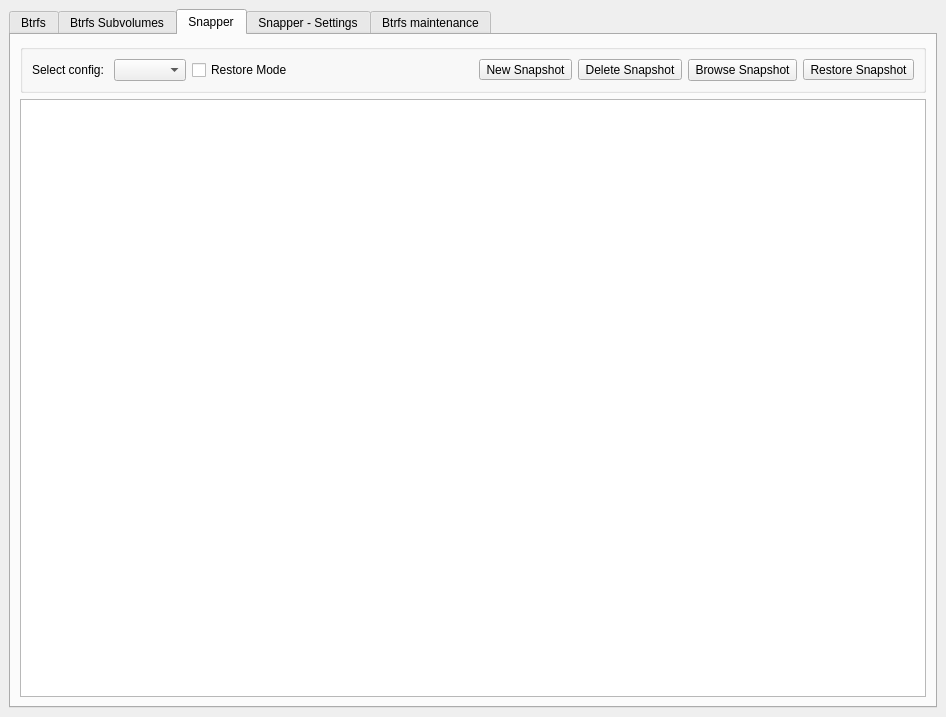
First picture: the form in btrfs-assistant.ui, repository nexusriot/btrfs-assistant, before the edit.
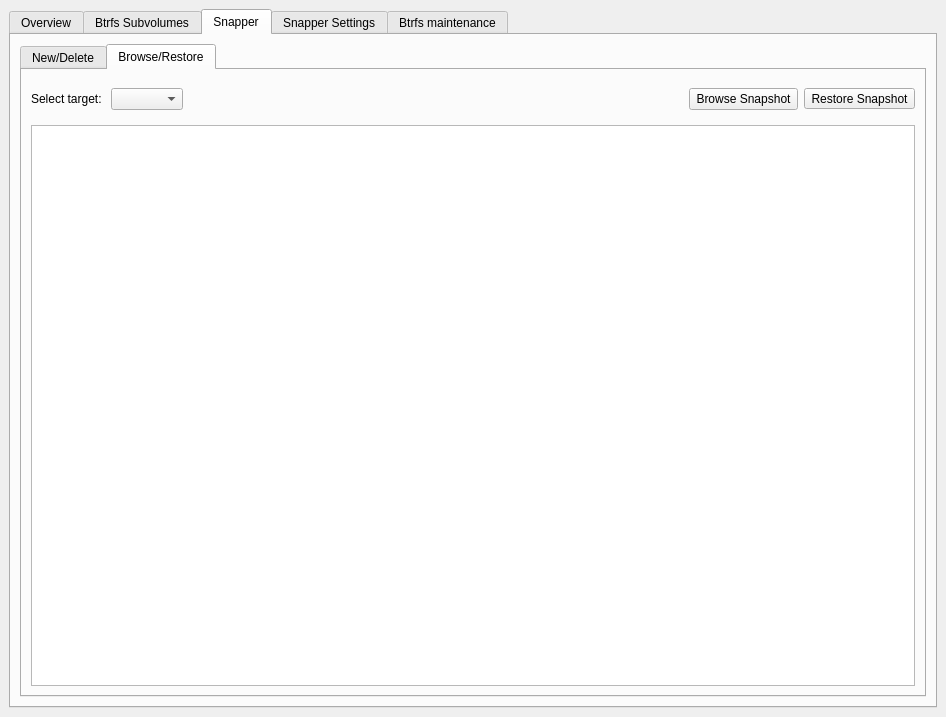
Second picture: the form after the edit. The open tabs and pages were chosen to show the change. Icons and pictures are not drawn.

Commit message: Create subtabs on the Snapper page and remove restore mode checkbox

Diff of the .ui file:
```diff
--- a/btrfs-assistant.ui
+++ b/btrfs-assistant.ui
@@ -28,7 +28,7 @@
       </property>
       <widget class="QWidget" name="tab_btrfs">
        <attribute name="title">
-        <string>Btrfs</string>
+        <string>Overview</string>
        </attribute>
        <layout class="QGridLayout" name="gridLayout_33">
         <item row="0" column="0">
@@ -511,11 +511,30 @@
        </attribute>
        <layout class="QGridLayout" name="gridLayout_25">
         <item row="0" column="0">
-         <widget class="QGroupBox" name="groupBox_7">
-          <property name="title">
-           <string/>
+         <widget class="QTabWidget" name="tabWidget_snapper">
+          <property name="currentIndex">
+           <number>0</number>
+          </property>
+          <widget class="QWidget" name="tab_snapperNew">
+           <attribute name="title">
+            <string>New/Delete</string>
+           </attribute>
+           <layout class="QVBoxLayout" name="verticalLayout_4">
+            <item>
+             <widget class="QFrame" name="frame_7">
+              <property name="sizePolicy">
+               <sizepolicy hsizetype="Preferred" vsizetype="Minimum">
+                <horstretch>0</horstretch>
+                <verstretch>0</verstretch>
+               </sizepolicy>
           </property>
           <layout class="QHBoxLayout" name="horizontalLayout_2">
+               <property name="leftMargin">
+                <number>0</number>
+               </property>
+               <property name="rightMargin">
+                <number>0</number>
+               </property>
            <item>
             <widget class="QLabel" name="label_snapperSelect">
              <property name="text">
@@ -530,16 +549,6 @@
              </property>
             </widget>
            </item>
-           <item>
-            <widget class="QCheckBox" name="checkBox_snapperRestoreMode">
-             <property name="toolTip">
-              <string>&lt;html&gt;&lt;head/&gt;&lt;body&gt;&lt;p&gt;Toggle restore mode UI.&lt;/p&gt;&lt;p&gt;Disables deleting and creating snapshots.&lt;/p&gt;&lt;p&gt;Enables browsing and restoring snapshots.&lt;/p&gt;&lt;/body&gt;&lt;/html&gt;</string>
-             </property>
-             <property name="text">
-              <string>Restore Mode</string>
-             </property>
-            </widget>
-           </item>
            <item>
             <spacer name="horizontalSpacer_8">
              <property name="orientation">
@@ -581,6 +590,73 @@
              </property>
             </widget>
            </item>
+              </layout>
+             </widget>
+            </item>
+            <item>
+             <widget class="QTableWidget" name="tableWidget_snapperNew">
+              <property name="editTriggers">
+               <set>QAbstractItemView::NoEditTriggers</set>
+              </property>
+              <property name="selectionBehavior">
+               <enum>QAbstractItemView::SelectRows</enum>
+              </property>
+              <attribute name="horizontalHeaderCascadingSectionResizes">
+               <bool>true</bool>
+              </attribute>
+              <attribute name="horizontalHeaderStretchLastSection">
+               <bool>true</bool>
+              </attribute>
+              <attribute name="verticalHeaderVisible">
+               <bool>false</bool>
+              </attribute>
+             </widget>
+            </item>
+           </layout>
+          </widget>
+          <widget class="QWidget" name="tab_snapperRestore">
+           <attribute name="title">
+            <string>Browse/Restore</string>
+           </attribute>
+           <layout class="QVBoxLayout" name="verticalLayout_5">
+            <item>
+             <widget class="QFrame" name="frame">
+              <property name="frameShape">
+               <enum>QFrame::NoFrame</enum>
+              </property>
+              <property name="frameShadow">
+               <enum>QFrame::Raised</enum>
+              </property>
+              <layout class="QHBoxLayout" name="horizontalLayout_8">
+               <property name="leftMargin">
+                <number>0</number>
+               </property>
+               <property name="rightMargin">
+                <number>0</number>
+               </property>
+               <item>
+                <widget class="QLabel" name="label_snapperSubvol">
+                 <property name="text">
+                  <string>Select target: </string>
+                 </property>
+                </widget>
+               </item>
+               <item>
+                <widget class="QComboBox" name="comboBox_snapperSubvols"/>
+               </item>
+               <item>
+                <spacer name="horizontalSpacer_6">
+                 <property name="orientation">
+                  <enum>Qt::Horizontal</enum>
+                 </property>
+                 <property name="sizeHint" stdset="0">
+                  <size>
+                   <width>40</width>
+                   <height>20</height>
+                  </size>
+                 </property>
+                </spacer>
+               </item>
            <item>
             <widget class="QToolButton" name="pushButton_snapperBrowse">
              <property name="sizePolicy">
@@ -618,10 +694,10 @@
           </layout>
          </widget>
         </item>
-        <item row="1" column="0">
-         <widget class="QTableWidget" name="tableWidget_snapper">
-          <property name="editTriggers">
-           <set>QAbstractItemView::NoEditTriggers</set>
+            <item>
+             <widget class="QTableWidget" name="tableWidget_snapperRestore">
+              <property name="selectionMode">
+               <enum>QAbstractItemView::SingleSelection</enum>
           </property>
           <property name="selectionBehavior">
            <enum>QAbstractItemView::SelectRows</enum>
@@ -635,13 +711,17 @@
           <attribute name="verticalHeaderVisible">
            <bool>false</bool>
           </attribute>
+             </widget>
+            </item>
+           </layout>
+          </widget>
          </widget>
         </item>
        </layout>
       </widget>
       <widget class="QWidget" name="tab_snapper_settings">
        <attribute name="title">
-        <string>Snapper - Settings</string>
+        <string>Snapper Settings</string>
        </attribute>
        <layout class="QGridLayout" name="gridLayout_26">
         <item row="1" column="0">
```
Left out of the diff: 3 changed lines with no effect on the pictures. Lines whose indentation alone changed are shown as unchanged. The commit also changes 3 other files.
